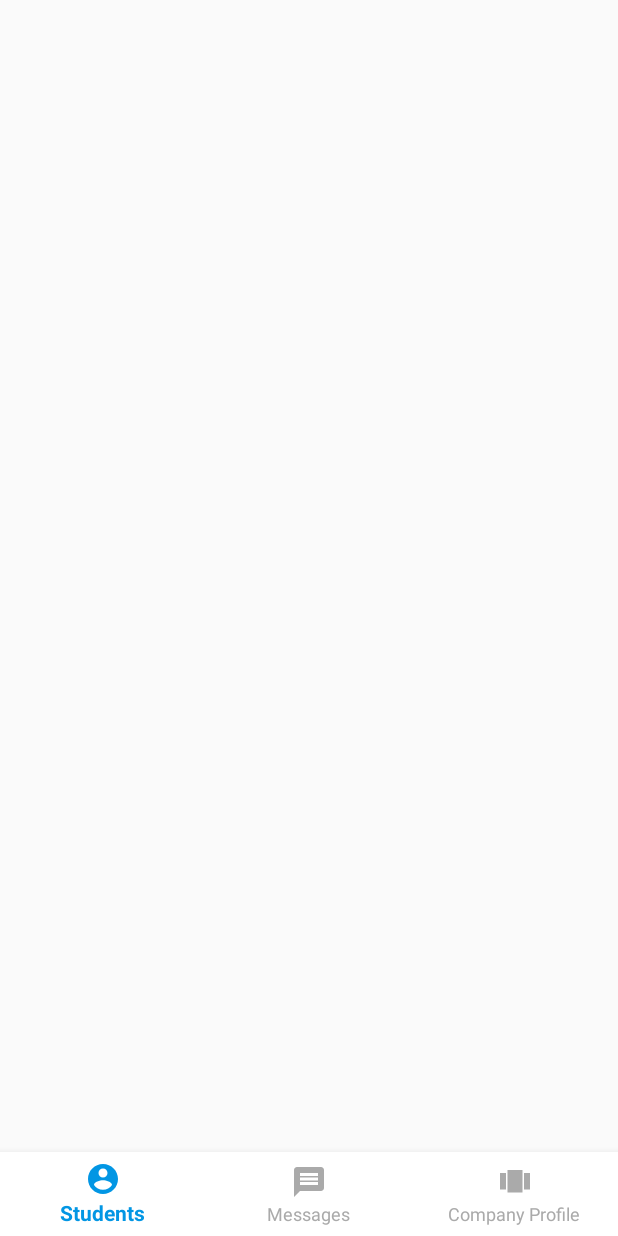
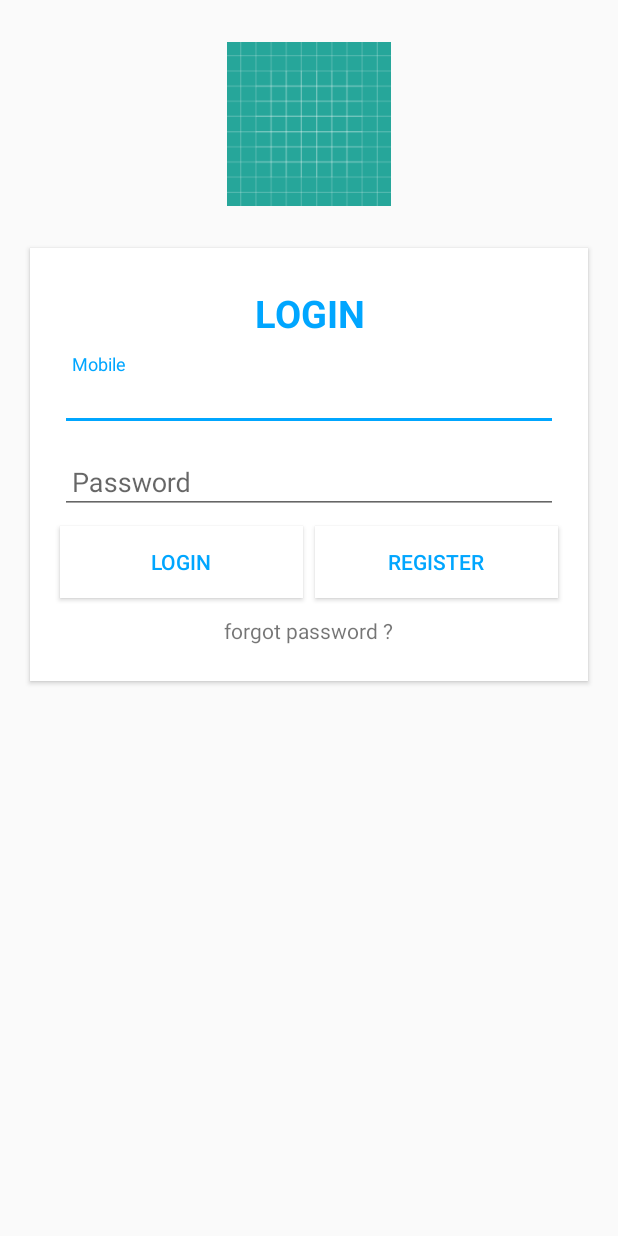
Before and after one commit to madhurima31/icamp_third_update, an Android app: the screen it shows after launch (Dashboard_Company before the commit, Company_login after it), after a tap on "COMPANY", on a phone screen of 412 x 824 dp. Run offline under Robolectric (Android 15) with nearby library versions, the phone set to English and light mode, and no system bars.

Commit message:
second commit

```diff
--- a/icamp/app/src/main/AndroidManifest.xml
+++ b/icamp/app/src/main/AndroidManifest.xml
@@ -24,10 +24,8 @@
         <activity android:name=".Activity.Dashboard_Admin" />
         <activity android:name=".Activity.Student_Register" />
         <activity android:name=".Activity.Company_Register" />
-        <activity android:name=".Activity.TestingMongoDriver">
-
-
-        </activity>
+        <activity android:name=".Activity.TestingMongoDriver"></activity>
+        <activity android:name=".Activity.Company_login"></activity>
     </application>
 
 </manifest>
--- a/icamp/app/src/main/java/com/ecell/icamp/Activity/Activity_Landing.java
+++ b/icamp/app/src/main/java/com/ecell/icamp/Activity/Activity_Landing.java
@@ -33,7 +33,7 @@ public class Activity_Landing extends Activity {
         company.setOnClickListener(new View.OnClickListener() {
             @Override
             public void onClick(View view) {
-                Intent intent = new Intent(getBaseContext(), Dashboard_Company.class);
+                Intent intent = new Intent(getBaseContext(), Company_login.class);
                 startActivity(intent);
             }
         });
--- /dev/null
+++ b/icamp/app/src/main/java/com/ecell/icamp/Activity/Company_login.java
@@ -0,0 +1,29 @@
+package com.ecell.icamp.Activity;
+
+import android.content.Intent;
+import android.support.v7.app.AppCompatActivity;
+import android.os.Bundle;
+import android.view.View;
+import android.widget.Button;
+
+import com.ecell.icamp.R;
+
+public class Company_login extends AppCompatActivity {
+    Button register;
+
+    @Override
+    protected void onCreate(Bundle savedInstanceState) {
+        super.onCreate(savedInstanceState);
+        setContentView(R.layout.activity_company_login);
+        register = (Button)findViewById(R.id.register);
+
+        register.setOnClickListener(new View.OnClickListener() {
+            @Override
+            public void onClick(View view) {
+                Intent intent = new Intent(getBaseContext(), Company_Register.class);
+                startActivity(intent);
+                //overridePendingTransition(R.anim.fade_in, R.anim.fade_out);
+            }
+        });
+    }
+}
--- /dev/null
+++ b/icamp/app/src/main/res/layout/activity_company_login.xml
@@ -0,0 +1,102 @@
+<?xml version="1.0" encoding="utf-8"?>
+<android.widget.LinearLayout xmlns:android="http://schemas.android.com/apk/res/android"
+    xmlns:app="http://schemas.android.com/apk/res-auto"
+    xmlns:tools="http://schemas.android.com/tools"
+    android:orientation="vertical"
+    android:gravity="center_horizontal"
+    android:layout_width="match_parent"
+    android:layout_height="match_parent"
+    tools:context="com.ecell.icamp.Activity.Company_login">
+    <ImageView
+        android:layout_width="125dp"
+        android:layout_height="125dp"
+        android:src="@drawable/ic_launcher_background"
+        android:padding="@dimen/bytes"
+        android:id="@+id/icon"
+        android:layout_centerHorizontal="true"
+        android:layout_marginTop="@dimen/big" />
+
+    <LinearLayout
+        android:layout_width="match_parent"
+        android:layout_height="wrap_content"
+        android:orientation="vertical"
+        android:background="@color/white"
+        android:elevation="2dp"
+        android:padding="@dimen/medium"
+        android:layout_margin="@dimen/big"
+        android:layout_centerInParent="true">
+
+        <TextView
+            android:layout_width="match_parent"
+            android:layout_height="wrap_content"
+            android:text="LOGIN"
+            android:textSize="25dp"
+            android:textColor="@color/blue_light"
+            android:textStyle="bold"
+            android:gravity="center"
+            android:padding="10dp"
+            android:id="@+id/textView" />
+
+        <android.support.design.widget.TextInputLayout
+            android:layout_width="match_parent"
+            android:layout_height="wrap_content">
+            <EditText
+                android:id="@+id/company_email"
+                android:layout_width="match_parent"
+                android:layout_height="wrap_content"
+                android:hint="Mobile"
+                android:padding="@dimen/bytes"
+                android:layout_margin="@dimen/nibbles" />
+        </android.support.design.widget.TextInputLayout>
+        <android.support.design.widget.TextInputLayout
+            android:layout_width="match_parent"
+            android:layout_height="wrap_content">
+            <EditText
+                android:id="@+id/company_password"
+                android:layout_width="match_parent"
+                android:layout_height="wrap_content"
+                android:hint="Password"
+                android:padding="@dimen/bytes"
+                android:layout_margin="@dimen/nibbles"
+                android:inputType="textPassword"/>
+        </android.support.design.widget.TextInputLayout>
+        <LinearLayout
+            android:layout_width="match_parent"
+            android:layout_height="wrap_content"
+            android:orientation="horizontal"
+            android:weightSum="1">
+            <Button
+                android:id="@+id/login"
+                android:layout_width="wrap_content"
+                android:layout_height="wrap_content"
+                android:layout_weight="0.5"
+                android:text="LOGIN"
+                android:textColor="@color/blue_light"
+                android:background="@color/white"
+                android:layout_gravity="center"
+                android:padding="@dimen/bytes"
+                android:layout_margin="@dimen/nibbles" />
+            <Button
+                android:id="@+id/register"
+                android:layout_width="wrap_content"
+                android:layout_height="wrap_content"
+                android:layout_weight="0.5"
+                android:text="REGISTER"
+                android:textColor="@color/blue_light"
+                android:background="@color/white"
+                android:layout_gravity="center"
+                android:padding="@dimen/bytes"
+                android:layout_margin="@dimen/nibbles" />
+        </LinearLayout>
+        <TextView
+            android:layout_width="wrap_content"
+            android:layout_height="wrap_content"
+            android:text="forgot password ?"
+            android:padding="@dimen/nibbles"
+            android:layout_margin="@dimen/nibbles"
+            android:layout_gravity="center"
+            android:clickable="true"/>
+
+    </LinearLayout>
+
+</android.widget.LinearLayout>
```
Also changed, not shown: icamp/app/src/main/java/com/ecell/icamp/Activity/Company_Register.java (+81 -21 lines), icamp/app/src/main/java/com/ecell/icamp/Activity/Student_Register.java (+68 -25 lines), icamp/app/src/main/java/com/ecell/icamp/Adapter/Company_Adapter.java (+15 -5 lines), icamp/app/src/main/java/com/ecell/icamp/Fragment/AllCompanies.java (+16 -1 lines), icamp/app/src/main/res/layout/activity_companyregister.xml (+23 -2 lines), icamp/app/src/main/res/layout/card_company.xml (+45 -5 lines).
